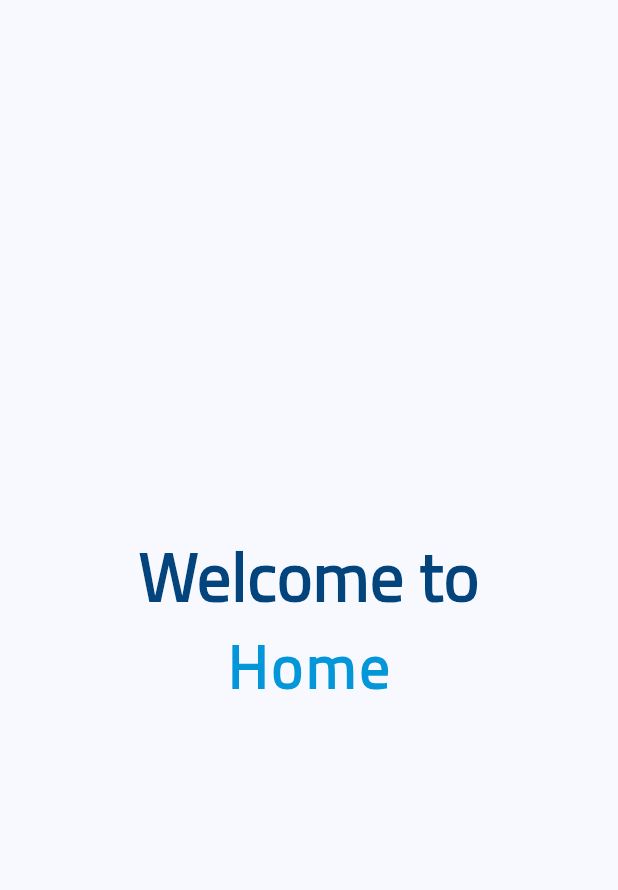
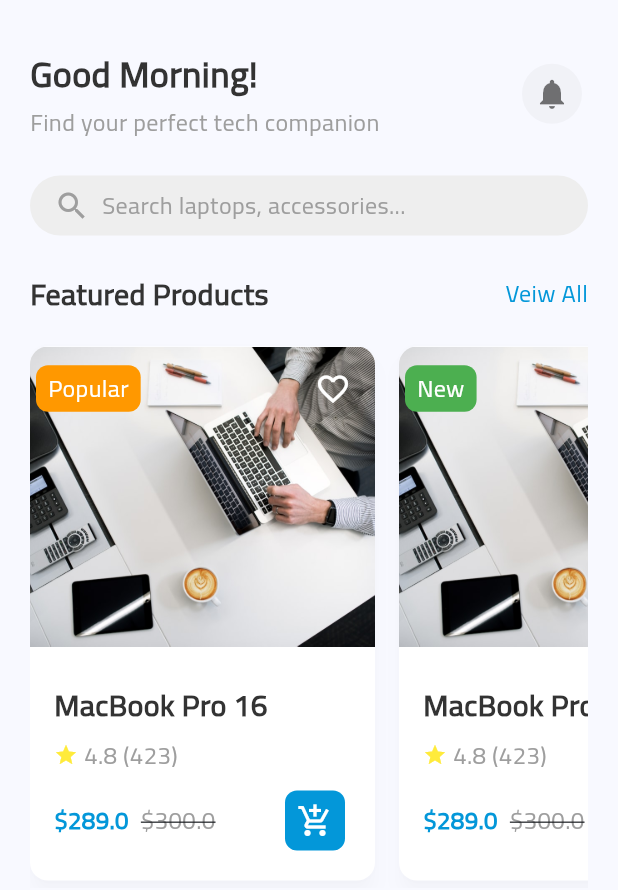
Before and after one commit to a7med287/tec-store, a Flutter app: the HomeView screen opened directly, on a phone screen of 412 x 824 dp. Shown: the top 890 px of the screen. Run offline on Flutter 3.47's test engine with Material 3 defaults, Android fonts, the phone set to English and light mode, and no system bars; our stand-ins replace flutter_bloc, flutter_svg, get_it, modal_progress_hud_nsn, pin_code_fields, shared_preferences; accounts and stored records are empty.

Commit message:
Refactor: Move AppColors to AppTheme and update home view
This commit refactors the application's color definitions by moving them from `AppColors.dart` to `AppTheme.dart` and deleting the former.

The home view (`HomeView`) has been updated to display a more comprehensive layout including:
- Greeting message
- Notification icon
- Search bar
- "Featured Products" section with a horizontal list of product cards

Additionally, a new `CardWidget` has been created to display product information in a reusable card format. Localization strings for new UI elements like "Search", "Featured Products", "View All", and "Popular" have been added in both English and Arabic. The `intl` package has also been updated.

```diff
--- a/lib/core/utils/app_colors.dart
+++ /dev/null
@@ -1,7 +0,0 @@
-import 'dart:ui';
-
-class AppColors{
-  static const Color primaryColor = Color(0xff03447D);
-  static const Color lightPrimaryColor = Color(0xff0397D9);
-
-}
--- a/lib/core/utils/app_theme.dart
+++ b/lib/core/utils/app_theme.dart
@@ -14,6 +14,7 @@
   static const Color error =
       Colors.red; // ✋ لون الأخطاء (مثلاً Validation Error)
 
+  // Text Color
   static const Color textPrimary = Color(
     0xFF333333,
   ); // ✋ النصوص الرئيسية (Body Text, Titles)
--- /dev/null
+++ b/lib/core/widgets/card_widget.dart
@@ -0,0 +1,160 @@
+import 'package:flutter/material.dart';
+import '../../generated/l10n.dart';
+import '../utils/app_theme.dart';
+
+class CardWidget extends StatelessWidget {
+  final String title;
+  final String imageUrl;
+  final double rating;
+  final int reviewCount;
+  final double price;
+  final double? oldPrice;
+  final bool isPopular;
+  final VoidCallback onAddToCart;
+  final VoidCallback onFavorite;
+  final VoidCallback onTap;
+
+  const CardWidget({
+    super.key,
+    required this.title,
+    required this.imageUrl,
+    required this.rating,
+    required this.reviewCount,
+    required this.price,
+    this.oldPrice,
+    this.isPopular = true,
+    required this.onAddToCart,
+    required this.onFavorite,
+    required this.onTap,
+  });
+
+  @override
+  Widget build(BuildContext context) {
+    return Card(
+      color: AppTheme.surface,
+      shadowColor: Colors.black12,
+      margin: EdgeInsets.symmetric(horizontal: 0, vertical: 5),
+      shape: RoundedRectangleBorder(borderRadius: BorderRadius.circular(12)),
+      elevation: 5,
+      clipBehavior: Clip.antiAlias,
+      child: Column(
+        crossAxisAlignment: CrossAxisAlignment.start,
+        children: [
+          ClipRRect(
+            borderRadius: BorderRadius.circular(12.0),
+            child: Stack(
+              children: [
+                Ink.image(
+                  image: AssetImage(imageUrl),
+                  width: double.infinity,
+                  height: 200,
+                  fit: BoxFit.cover,
+                  child: InkWell(onTap: onTap),
+                ),
+                Positioned(
+                  top: 4,
+                  left: 4,
+                  right: 4,
+                  child: Row(
+                    mainAxisAlignment: MainAxisAlignment.spaceBetween,
+                    children: [
+                      // Left Item: The "Popular/New" badge
+                      Container(
+                        padding: const EdgeInsets.symmetric(
+                          horizontal: 8,
+                          vertical: 4,
+                        ),
+                        decoration: BoxDecoration(
+                          color: isPopular ? Colors.orange : Colors.green,
+                          borderRadius: BorderRadius.circular(8),
+                        ),
+                        child: Text(
+                          isPopular ? S.of(context).Popular : "New",
+                          style: AppTheme.body.copyWith(color: Colors.white),
+                        ),
+                      ),
+
+                      // Right Item: The favorite button
+                      IconButton(
+                        onPressed: onFavorite,
+                        icon: const Icon(
+                          Icons.favorite_border,
+                          color: Colors.white,
+                        ),
+                        style: IconButton.styleFrom(
+                          backgroundColor: Colors.black12,
+                        ),
+                      ),
+                    ],
+                  ),
+                ),
+              ],
+            ),
+          ),
+          const SizedBox(height: 8),
+          Padding(
+            padding: EdgeInsets.all(16),
+            child: Column(
+              crossAxisAlignment: CrossAxisAlignment.start,
+              children: [
+                Text(
+                  title,
+                  style: AppTheme.heading2.copyWith(
+                    color: AppTheme.textPrimary,
+                  ),
+                ),
+                const SizedBox(height: 8),
+                Row(
+                  children: [
+                    const Icon(Icons.star, color: Colors.yellow, size: 16),
+                    const SizedBox(width: 4),
+                    Text(
+                      "$rating ($reviewCount)",
+                      style: AppTheme.body.copyWith(color: Colors.grey),
+                    ),
+                  ],
+                ),
+                const SizedBox(height: 8),
+                Row(
+                  children: [
+                    Text(
+                      '\$$price',
+                      style: AppTheme.body.copyWith(
+                        fontWeight: FontWeight.bold,
+                        color: AppTheme.secondary,
+                      ),
+                    ),
+                    if (oldPrice != null) ...[
+                      const SizedBox(width: 8),
+                      Text(
+                        '\$$oldPrice',
+                        style: AppTheme.body.copyWith(
+                          decoration: TextDecoration.lineThrough,
+                          color: Colors.grey,
+                        ),
+                      ),
+                    ],
+                    const Spacer(),
+                    IconButton(
+                      onPressed: onAddToCart,
+                      style: IconButton.styleFrom(
+                        backgroundColor: AppTheme.secondary,
+                        shape: RoundedRectangleBorder(
+                          borderRadius: BorderRadius.circular(8),
+                        ),
+                      ),
+                      icon: const Icon(
+                        Icons.add_shopping_cart,
+                        color: Colors.white,
+                      ),
+                    ),
+                  ],
+                ),
+              ],
+            ),
+          ),
+        ],
+      ),
+    );
+  }
+}
--- a/lib/features/home/presentation/views/home_view.dart
+++ b/lib/features/home/presentation/views/home_view.dart
@@ -1,38 +1,137 @@
 import 'package:flutter/material.dart';
+import '../../../../core/utils/app_images1.dart';
 import '../../../../core/utils/app_theme.dart';
+import '../../../../core/widgets/card_widget.dart';
 import '../../../../generated/l10n.dart';
 
 class HomeView extends StatelessWidget {
   const HomeView({super.key});
 
   static const String routName = "HomeView";
+
   @override
   Widget build(BuildContext context) {
     return Scaffold(
-      body: Center(
+      body: SafeArea(
+        child: Padding(
+          padding: const EdgeInsets.only(top: 32, left: 20, right: 20),
+          child: SingleChildScrollView(
             child: Column(
-          mainAxisAlignment: MainAxisAlignment.center,
+              crossAxisAlignment: CrossAxisAlignment.start,
+              children: [
+                // Greeting + Notifications
+                Row(
+                  children: [
+                    Column(
+                      crossAxisAlignment: CrossAxisAlignment.start,
                       children: [
                         Text(
-              S.of(context).welcome,
-              style: TextStyle(
-                color: AppTheme.primary,
-                fontSize: 45,
-                fontWeight: FontWeight.bold,
+                          'Good Morning!',
+                          style: AppTheme.heading1.copyWith(
+                            color: AppTheme.textPrimary,
+                          ),
+                        ),
+                        const SizedBox(height: 4),
+                        Text(
+                          'Find your perfect tech companion',
+                          style: AppTheme.body.copyWith(color: Colors.grey),
+                        ),
+                      ],
+                    ),
+                    const Spacer(),
+                    IconButton(
+                      onPressed: () {},
+                      icon: const Icon(
+                        Icons.notifications,
+                        color: Colors.black54,
+                      ),
+                      style: IconButton.styleFrom(
+                        backgroundColor: Colors.grey.withAlpha(20),
+                      ),
+                    ),
+                  ],
+                ),
+
+                const SizedBox(height: 24),
+
+                // Search Bar
+                GestureDetector(
+                  onTap: () {},
+                  child: Container(
+                    padding: const EdgeInsets.symmetric(
+                      horizontal: 16,
+                      vertical: 8,
+                    ),
+                    decoration: BoxDecoration(
+                      color: Colors.grey[200],
+                      borderRadius: BorderRadius.circular(999),
+                    ),
+                    child: Row(
+                      children: [
+                        const Icon(Icons.search, color: Colors.grey, size: 24),
+                        const SizedBox(width: 8),
+                        Text(
+                          S.of(context).search,
+                          style: AppTheme.body.copyWith(color: Colors.grey),
+                        ),
+                      ],
+                    ),
                   ),
                 ),
 
+                const SizedBox(height: 24),
+
+                // Featured Products Title
+                Row(
+                  children: [
                     Text(
-              "Home",
-              style: TextStyle(
-                color: AppTheme.secondary,
-                fontSize: 40,
-                fontWeight: FontWeight.bold,
-                // fontFamily: "fontLogo",
-                letterSpacing: 2,
+                      S.of(context).featuredProducts,
+                      style: AppTheme.heading2.copyWith(
+                        color: AppTheme.textPrimary,
                       ),
                     ),
+                    const Spacer(),
+                    Text(
+                      S.of(context).VeiwAll,
+                      style: AppTheme.body.copyWith(color: AppTheme.secondary),
+                    ),
                   ],
+                ),
+
+                const SizedBox(height: 16),
+
+                // Horizontal List of Cards (ListView.builder)
+                SizedBox(
+                  height: 366,
+                  child: ListView.builder(
+                    scrollDirection: Axis.horizontal,
+                    itemCount: 3,
+                    itemBuilder: (context, index) {
+                      return Padding(
+                        padding: EdgeInsets.only(right: index == 2 ? 0 : 16),
+                        child: SizedBox(
+                          width: 230,
+                          child: CardWidget(
+                            title: "MacBook Pro 16",
+                            imageUrl: Assets.image1,
+                            rating: 4.8,
+                            reviewCount: 423,
+                            price: 289.0,
+                            oldPrice: 300.0,
+                            isPopular: index == 0,
+                            onTap: () {},
+                            onAddToCart: () {},
+                            onFavorite: () {},
+                          ),
+                        ),
+                      );
+                    },
+                  ),
+                ),
+                const SizedBox(height: 32),
+              ],
+            ),
+          ),
         ),
       ),
     );
--- a/lib/l10n/intl_ar.arb
+++ b/lib/l10n/intl_ar.arb
@@ -26,5 +26,9 @@
   "passwordRule": "يجب أن يتكون من 8 أحرف على الأقل",
   "newPassword": "كلمة مرور جديدة",
   "confirmNewPassword": "تأكيد كلمة المرور الجديدة",
-  "CreateNewPassword": "إنشاء كلمة مرور جديدة"
+  "CreateNewPassword": "إنشاء كلمة مرور جديدة",
+  "search" : "ابحث عن أجهزة اللابتوب، الإكسسوارات...",
+  "featuredProducts" : "المنتجات المميزة",
+  "VeiwAll" : "عرض الكل",
+  "Popular" : "الأكثر مبيعا"
 }
--- a/lib/l10n/intl_en.arb
+++ b/lib/l10n/intl_en.arb
@@ -26,5 +26,9 @@
   "CreateNewPassword": "Create New Password",
   "confirmNewPassword": "Confirm New Password",
   "emailOrPasswordIsNotCorrect" : "Email or Password is not correct",
-  "close":"Close"
+  "close":"Close",
+  "search": "Search laptops, accessories...",
+  "featuredProducts" : "Featured Products",
+  "VeiwAll" : "Veiw All",
+  "Popular" : "Popular"
 }
--- a/pubspec.yaml
+++ b/pubspec.yaml
@@ -37,7 +37,7 @@
   # Use with the CupertinoIcons class for iOS style icons.
   cupertino_icons: ^1.0.8
   flutter_svg: ^2.2.1
-  intl: 0.19.0
+  intl: ^0.20.2
   pin_code_fields: ^8.0.1
   dartz: ^0.10.1
   http: ^1.5.0
```
Also changed, not shown: lib/generated/intl/messages_ar.dart, lib/generated/intl/messages_en.dart, lib/generated/l10n.dart, pubspec.lock. Lines whose indentation alone changed are shown as unchanged.
